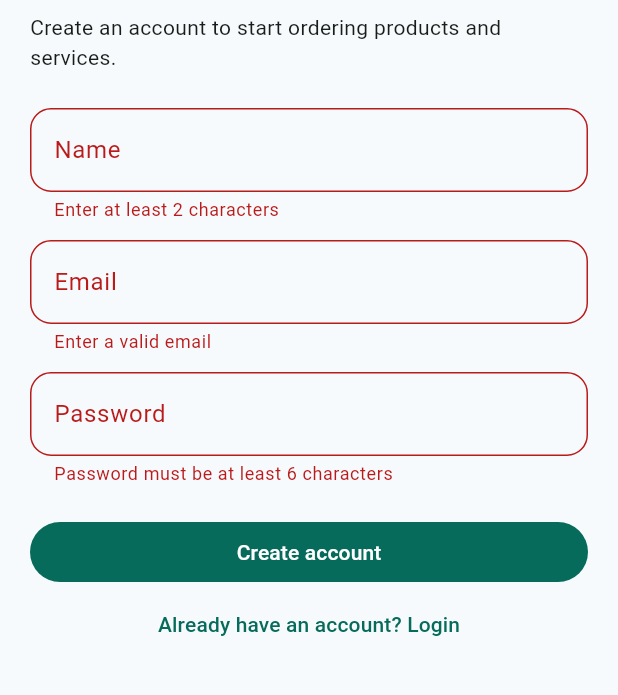
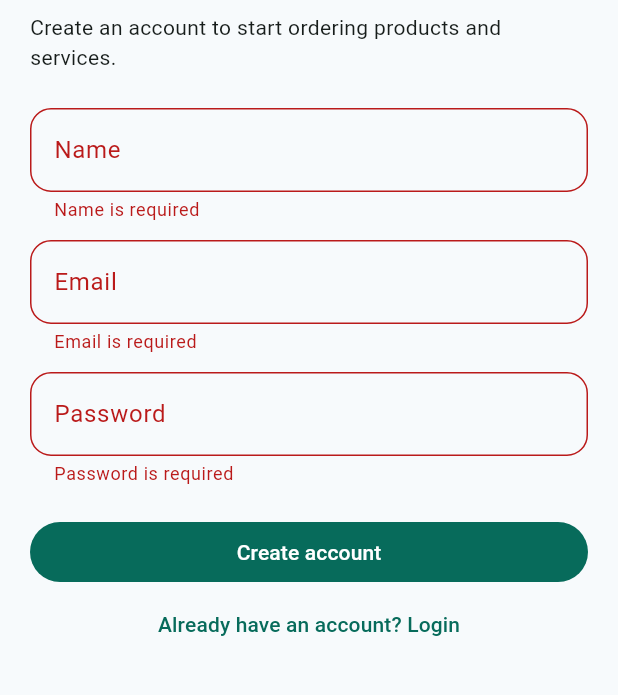
Before and after one commit to sapeksh123/globexpert, a Flutter app: the screen it shows after launch, after a tap on "Login", after a tap on "New user? Create account", after a tap on "Create account", on a phone screen of 412 x 824 dp, the part 90-785 px from its top. Run offline on Flutter 3.47's test engine with Material 3 defaults, Android fonts, the light colour scheme and no system bars; our stand-ins replace shared_preferences.

Commit message:
Add centralized validators utility and enhance form validation

```diff
--- a/user_app/lib/features/auth/login_screen.dart
+++ b/user_app/lib/features/auth/login_screen.dart
@@ -2,6 +2,7 @@ import 'package:flutter/material.dart';
 import 'package:provider/provider.dart';
 
 import '../../utils/toast_extension.dart';
+import '../../utils/validators.dart';
 import 'auth_provider.dart';
 
 class LoginScreen extends StatefulWidget {
@@ -89,38 +90,21 @@ class _LoginScreenState extends State<LoginScreen> {
                           TextFormField(
                             controller: _nameController,
                             decoration: const InputDecoration(labelText: 'Name'),
-                            validator: (value) {
-                              if (!_isRegisterMode) return null;
-                              if (value == null || value.trim().length < 2) {
-                                return 'Enter at least 2 characters';
-                              }
-                              return null;
-                            },
+                            validator: _isRegisterMode ? Validators.validateName : null,
                           ),
                         if (_isRegisterMode) const SizedBox(height: 12),
                         TextFormField(
                           controller: _emailController,
                           decoration: const InputDecoration(labelText: 'Email'),
                           keyboardType: TextInputType.emailAddress,
-                          validator: (value) {
-                            final email = value?.trim() ?? '';
-                            if (email.isEmpty || !email.contains('@') || !email.contains('.')) {
-                              return 'Enter a valid email';
-                            }
-                            return null;
-                          },
+                          validator: Validators.validateEmail,
                         ),
                         const SizedBox(height: 12),
                         TextFormField(
                           controller: _passwordController,
                           obscureText: true,
                           decoration: const InputDecoration(labelText: 'Password'),
-                          validator: (value) {
-                            if ((value ?? '').length < 6) {
-                              return 'Password must be at least 6 characters';
-                            }
-                            return null;
-                          },
+                          validator: (value) => Validators.validatePassword(value, isRegister: _isRegisterMode),
                         ),
                       ],
                     ),
--- /dev/null
+++ b/user_app/lib/utils/validators.dart
@@ -0,0 +1,45 @@
+class Validators {
+  static String? validateEmail(String? value) {
+    if (value == null || value.isEmpty) {
+      return 'Email is required';
+    }
+    if (!value.contains('@') || !value.contains('.')) {
+      return 'Enter a valid email address';
+    }
+    return null;
+  }
+
+  static String? validatePassword(String? value, {bool isRegister = false}) {
+    if (value == null || value.isEmpty) {
+      return 'Password is required';
+    }
+    if (value.length < 6) {
+      return 'Password must be at least 6 characters';
+    }
+    if (isRegister && value.length < 8) {
+      return 'Password should be at least 8 characters for security';
+    }
+    return null;
+  }
+
+  static String? validateName(String? value) {
+    if (value == null || value.isEmpty) {
+      return 'Name is required';
+    }
+    if (value.trim().length < 2) {
+      return 'Name must be at least 2 characters';
+    }
+    return null;
+  }
+
+  static bool isValidEmail(String email) {
+    return email.contains('@') && email.contains('.');
+  }
+
+  static bool isStrongPassword(String password) {
+    return password.length >= 8 &&
+           password.contains(RegExp(r'[0-9]')) &&
+           password.contains(RegExp(r'[a-z]')) &&
+           password.contains(RegExp(r'[A-Z]'));
+  }
+}
```
